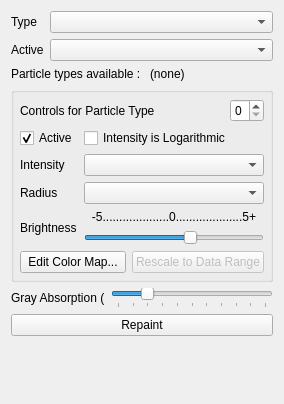
Above: paraview/pqSplotchDisplayPanelDecorator.ui from biddisco/splotch before the change. Below: the same form after it.
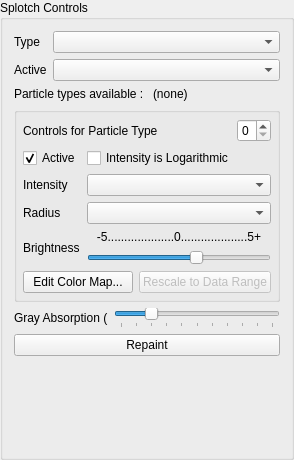
That is the form after the change.

Commit message: Splotch panel is a QComboxBox and has title label

```diff
--- a/paraview/pqSplotchDisplayPanelDecorator.ui
+++ b/paraview/pqSplotchDisplayPanelDecorator.ui
@@ -1,79 +1,68 @@
 <?xml version="1.0" encoding="UTF-8"?>
 <ui version="4.0">
  <class>pqSplotchDisplayPanelDecorator</class>
- <widget class="QWidget" name="pqSplotchDisplayPanelDecorator">
+ <widget class="QGroupBox" name="pqSplotchDisplayPanelDecorator">
   <property name="geometry">
    <rect>
     <x>0</x>
     <y>0</y>
-    <width>284</width>
-    <height>404</height>
+    <width>294</width>
+    <height>460</height>
    </rect>
   </property>
   <property name="windowTitle">
    <string>Form</string>
   </property>
-  <layout class="QGridLayout" name="gridLayout_3">
-   <item row="16" column="0" colspan="2">
-    <spacer name="verticalSpacer">
-     <property name="orientation">
-      <enum>Qt::Vertical</enum>
+  <property name="title">
+   <string>Splotch Controls</string>
+  </property>
+  <layout class="QGridLayout" name="gridLayout">
+   <item row="0" column="0">
+    <widget class="QLabel" name="TypeArrayLabel">
+     <property name="text">
+      <string>Type</string>
      </property>
-     <property name="sizeHint" stdset="0">
-      <size>
-       <width>20</width>
-       <height>0</height>
-      </size>
+    </widget>
+   </item>
+   <item row="0" column="1">
+    <widget class="QComboBox" name="TypeArray"/>
+   </item>
+   <item row="1" column="0">
+    <widget class="QLabel" name="ActiveArrayLabel">
+     <property name="text">
+      <string>Active</string>
      </property>
-    </spacer>
+    </widget>
    </item>
-   <item row="13" column="0" colspan="2">
-    <widget class="QPushButton" name="RepaintButton">
+   <item row="1" column="1">
+    <widget class="QComboBox" name="ActiveArray">
      <property name="sizePolicy">
-      <sizepolicy hsizetype="Preferred" vsizetype="Fixed">
+      <sizepolicy hsizetype="Expanding" vsizetype="Fixed">
        <horstretch>0</horstretch>
        <verstretch>0</verstretch>
       </sizepolicy>
      </property>
-     <property name="text">
-      <string>Repaint</string>
-     </property>
     </widget>
    </item>
-   <item row="12" column="0" colspan="2">
-    <layout class="QHBoxLayout" name="horizontalLayout_3">
+   <item row="2" column="0" colspan="2">
+    <layout class="QHBoxLayout" name="horizontalLayout_4">
      <item>
-      <widget class="QLabel" name="label_4">
+      <widget class="QLabel" name="label_5">
        <property name="text">
-        <string>Gray Absorption (</string>
+        <string>Particle types available : </string>
        </property>
       </widget>
      </item>
      <item>
-      <widget class="QSlider" name="Gray">
-       <property name="minimum">
-        <number>-500</number>
-       </property>
-       <property name="maximum">
-        <number>0</number>
-       </property>
-       <property name="pageStep">
-        <number>50</number>
-       </property>
-       <property name="value">
-        <number>-400</number>
-       </property>
-       <property name="orientation">
-        <enum>Qt::Horizontal</enum>
-       </property>
-       <property name="tickPosition">
-        <enum>QSlider::TicksBelow</enum>
+      <widget class="QLabel" name="typeslabel">
+       <property name="text">
+        <string>(none)</string>
        </property>
       </widget>
      </item>
     </layout>
    </item>
-   <item row="4" column="0" colspan="2">
+   <item row="3" column="0" colspan="2">
     <widget class="QGroupBox" name="groupBox">
      <property name="title">
       <string/>
@@ -248,50 +237,64 @@
      </layout>
     </widget>
    </item>
-   <item row="0" column="0">
-    <widget class="QLabel" name="TypeArrayLabel">
-     <property name="text">
-      <string>Type</string>
-     </property>
-    </widget>
+   <item row="4" column="0" colspan="2">
+    <layout class="QHBoxLayout" name="horizontalLayout_3">
+     <item>
+      <widget class="QLabel" name="label_4">
+       <property name="text">
+        <string>Gray Absorption (</string>
+       </property>
+      </widget>
+     </item>
+     <item>
+      <widget class="QSlider" name="Gray">
+       <property name="minimum">
+        <number>-500</number>
+       </property>
+       <property name="maximum">
+        <number>0</number>
+       </property>
+       <property name="pageStep">
+        <number>50</number>
+       </property>
+       <property name="value">
+        <number>-400</number>
+       </property>
+       <property name="orientation">
+        <enum>Qt::Horizontal</enum>
+       </property>
+       <property name="tickPosition">
+        <enum>QSlider::TicksBelow</enum>
+       </property>
+      </widget>
+     </item>
+    </layout>
    </item>
-   <item row="2" column="1">
-    <widget class="QComboBox" name="ActiveArray">
+   <item row="5" column="0" colspan="2">
+    <widget class="QPushButton" name="RepaintButton">
      <property name="sizePolicy">
-      <sizepolicy hsizetype="Expanding" vsizetype="Fixed">
+      <sizepolicy hsizetype="Preferred" vsizetype="Fixed">
        <horstretch>0</horstretch>
        <verstretch>0</verstretch>
       </sizepolicy>
      </property>
-    </widget>
-   </item>
-   <item row="2" column="0">
-    <widget class="QLabel" name="ActiveArrayLabel">
      <property name="text">
-      <string>Active</string>
+      <string>Repaint</string>
      </property>
     </widget>
    </item>
-   <item row="3" column="0" colspan="2">
-    <layout class="QHBoxLayout" name="horizontalLayout_4">
-     <item>
-      <widget class="QLabel" name="label_5">
-       <property name="text">
-        <string>Particle types available : </string>
-       </property>
-      </widget>
-     </item>
-     <item>
-      <widget class="QLabel" name="typeslabel">
-       <property name="text">
-        <string>(none)</string>
-       </property>
-      </widget>
-     </item>
-    </layout>
-   </item>
-   <item row="0" column="1">
-    <widget class="QComboBox" name="TypeArray"/>
+   <item row="6" column="0" colspan="2">
+    <spacer name="verticalSpacer">
+     <property name="orientation">
+      <enum>Qt::Vertical</enum>
+     </property>
+     <property name="sizeHint" stdset="0">
+      <size>
+       <width>263</width>
+       <height>98</height>
+      </size>
+     </property>
+    </spacer>
    </item>
   </layout>
  </widget>
```
Left out of the diff: 2 changed lines with no effect on the pictures. The commit also changes 1 other file.
